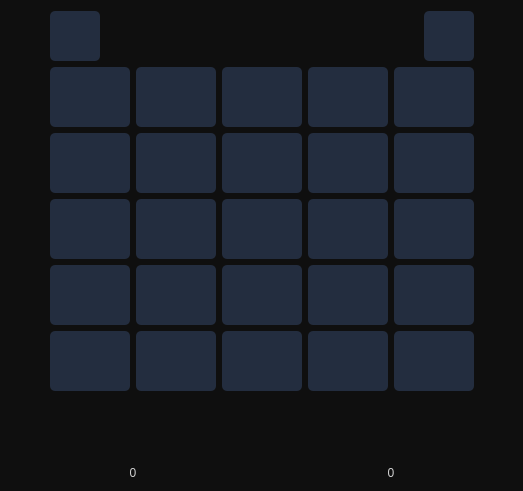
Before: the Qt Designer form forms/5x5Game.ui in SayedReda1/TicTacToeGames, drawn with Qt 5.
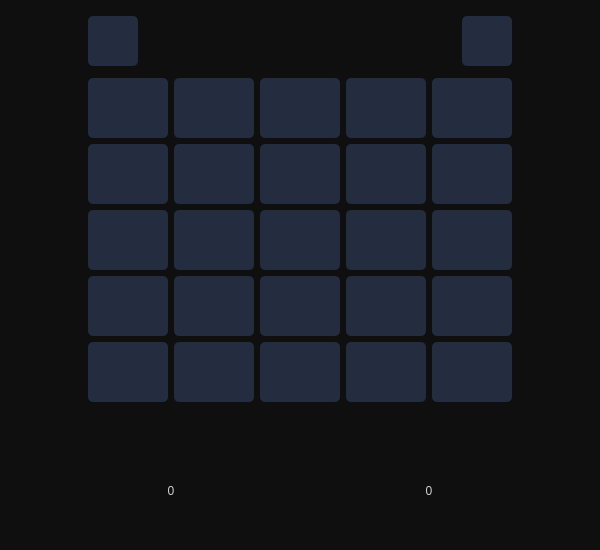
After: the same form once the commit is applied. Icons and pictures are not drawn.

Commit message: Added Home Window and connected the games

```diff
--- a/forms/5x5Game.ui
+++ b/forms/5x5Game.ui
@@ -6,10 +6,16 @@
    <rect>
     <x>0</x>
     <y>0</y>
-    <width>523</width>
-    <height>491</height>
+    <width>600</width>
+    <height>550</height>
    </rect>
   </property>
+  <property name="minimumSize">
+   <size>
+    <width>600</width>
+    <height>550</height>
+   </size>
+  </property>
   <property name="styleSheet">
    <string notr="true">QWidget {
 	background-color: #0F0F0F;
```
Left out of the diff: 4 changed lines with no effect on the pictures. The commit also changes 19 other files.
